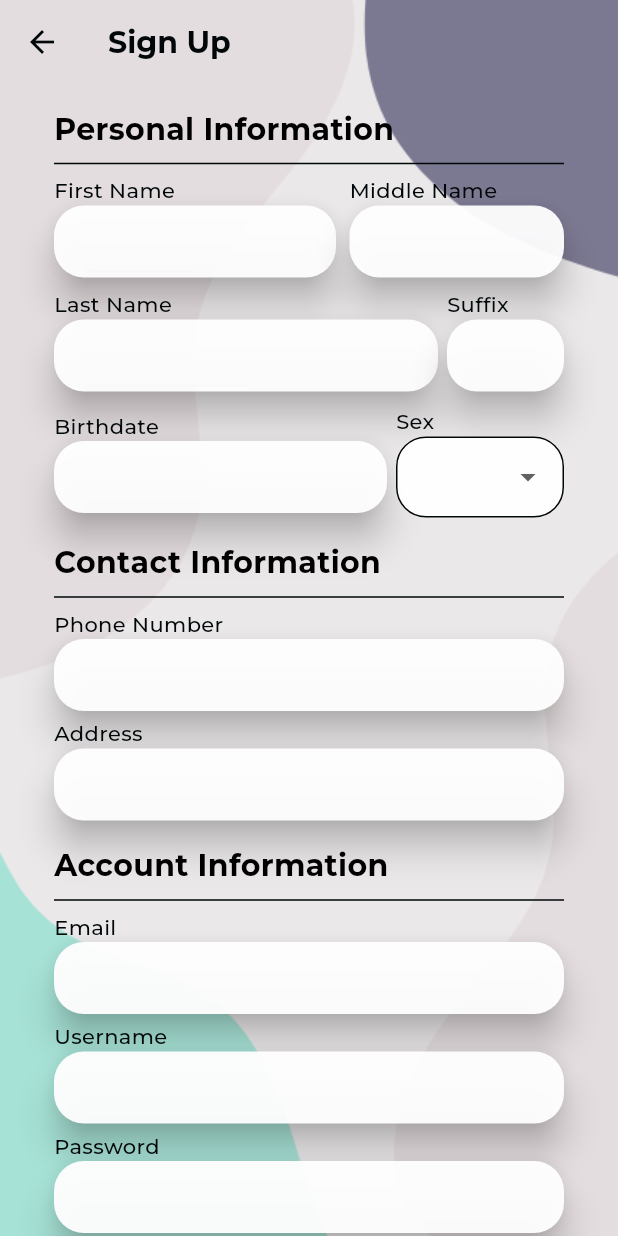
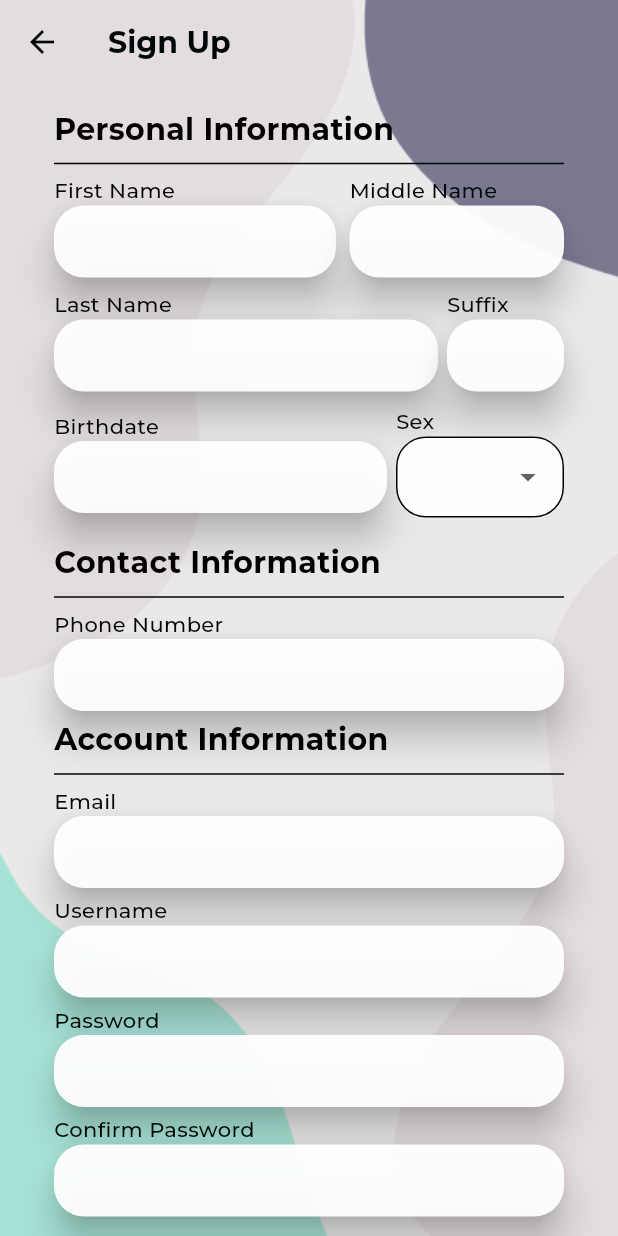
Before and after one commit to Jude310/cc206-clinic_management_system_patients, a Flutter app: the SignUp screen opened directly, on a phone screen of 412 x 824 dp. Run offline on Flutter 3.47's test engine with Material 3 defaults, Android fonts, the phone set to English and light mode, and no system bars; our stand-ins replace flutter_svg; project files that could hold a hidden picture were left out.

Commit message:
sign-up removed address

```diff
--- a/lib/features/sign_up/sign_up.dart
+++ b/lib/features/sign_up/sign_up.dart
@@ -182,14 +182,14 @@ class _SignUpFormState extends State<SignUpForm> {
               ),
             ),
             const SizedBox(height: 5.0),
-            SizedBox(
-              width: constraints.maxWidth,
-              child: SignUpFormInputWidget(
-                label: 'Address',
-                controller: _addressController,
-              ),
-            ),
-            const SizedBox(height: 16.0),
+            // SizedBox(
+            //   width: constraints.maxWidth,
+            //   child: SignUpFormInputWidget(
+            //     label: 'Address',
+            //     controller: _addressController,
+            //   ),
+            // ),
+            // const SizedBox(height: 16.0),
             Text('Account Information',
                 textAlign: TextAlign.left,
                 style: TextStyle(
@@ -244,7 +244,10 @@ class _SignUpFormState extends State<SignUpForm> {
                   backgroundColor: Color(0xFF43C6AC),
                   foregroundColor: Colors.black,
                 ),
-                child: const Text("Create Account", style: TextStyle(fontWeight: FontWeight.bold ),),
+                child: const Text(
+                  "Create Account",
+                  style: TextStyle(fontWeight: FontWeight.bold),
+                ),
               ),
             ),
             const SizedBox(height: 16.0),
```
